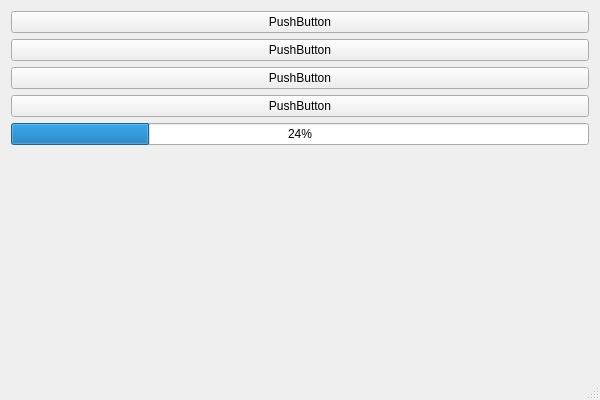
Old version of the form zpr_stegano.ui in the repository ManRosKK/ZPR_STEGANO.
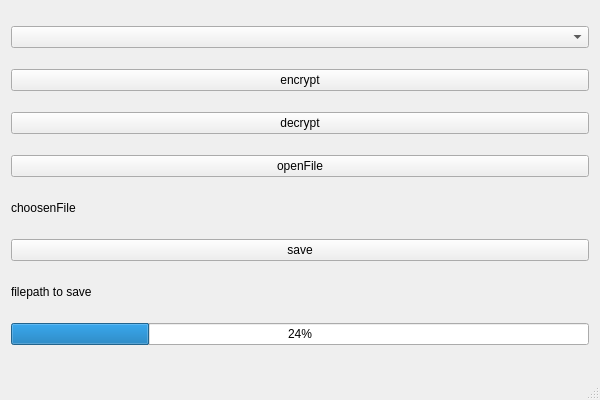
New version of the form.

Patch:
```diff
--- a/zpr_stegano.ui
+++ b/zpr_stegano.ui
@@ -15,31 +15,60 @@
   </property>
   <widget class="QWidget" name="centralWidget">
    <layout class="QVBoxLayout" name="verticalLayout_2">
+    <item>
+     <widget class="QComboBox" name="comboBox"/>
+    </item>
     <item>
      <widget class="QPushButton" name="encryptButton">
       <property name="text">
-       <string>PushButton</string>
+       <string>encrypt</string>
       </property>
      </widget>
     </item>
     <item>
      <widget class="QPushButton" name="decryptButton">
       <property name="text">
-       <string>PushButton</string>
+       <string>decrypt</string>
       </property>
      </widget>
     </item>
     <item>
      <widget class="QPushButton" name="openFileButton">
       <property name="text">
-       <string>PushButton</string>
+       <string>openFile</string>
+      </property>
+     </widget>
+    </item>
+    <item>
+     <widget class="QLabel" name="openFileLabel">
+      <property name="maximumSize">
+       <size>
+        <width>16777215</width>
+        <height>20</height>
+       </size>
+      </property>
+      <property name="text">
+       <string>choosenFile</string>
       </property>
      </widget>
     </item>
     <item>
      <widget class="QPushButton" name="saveFileButton">
       <property name="text">
-       <string>PushButton</string>
+       <string>save</string>
+      </property>
+     </widget>
+    </item>
+    <item>
+     <widget class="QLabel" name="saveFilepathLabel">
+      <property name="maximumSize">
+       <size>
+        <width>16777215</width>
+        <height>20</height>
+       </size>
+      </property>
+      <property name="text">
+       <string>filepath to save</string>
       </property>
      </widget>
     </item>
@@ -51,7 +80,7 @@
      </widget>
     </item>
     <item>
-     <widget class="QWidget" name="widget" native="true"/>
+     <layout class="QVBoxLayout" name="methodWidgetLayout"/>
     </item>
    </layout>
   </widget>
```
